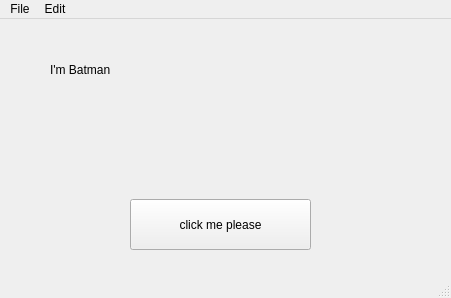
Above: test.ui from Bernardo-07/PyQt5-Tutorial before the change. Below: the same form after it.
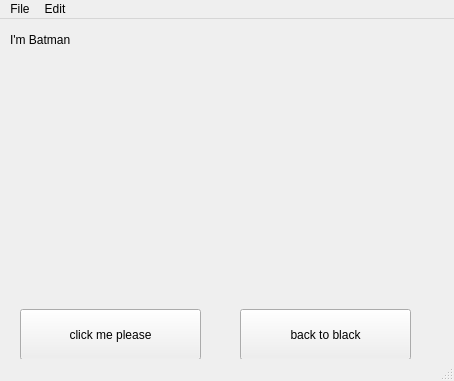
That is the form after the change. Icons and pictures are not drawn.

```diff
--- a/test.ui
+++ b/test.ui
@@ -6,8 +6,8 @@
    <rect>
     <x>0</x>
     <y>0</y>
-    <width>451</width>
-    <height>298</height>
+    <width>454</width>
+    <height>381</height>
    </rect>
   </property>
   <property name="windowTitle">
@@ -17,8 +17,8 @@
    <widget class="QPushButton" name="button1">
     <property name="geometry">
      <rect>
-      <x>130</x>
-      <y>180</y>
+      <x>20</x>
+      <y>290</y>
       <width>181</width>
       <height>51</height>
      </rect>
@@ -30,8 +30,8 @@
    <widget class="QLabel" name="label1">
     <property name="geometry">
      <rect>
-      <x>50</x>
-      <y>40</y>
+      <x>10</x>
+      <y>10</y>
       <width>81</width>
       <height>21</height>
      </rect>
@@ -40,13 +40,45 @@
      <string>I'm Batman</string>
     </property>
    </widget>
+   <widget class="QPushButton" name="pushButton">
+    <property name="geometry">
+     <rect>
+      <x>240</x>
+      <y>290</y>
+      <width>171</width>
+      <height>51</height>
+     </rect>
+    </property>
+    <property name="text">
+     <string>back to black</string>
+    </property>
+   </widget>
+   <widget class="QLabel" name="img">
+    <property name="geometry">
+     <rect>
+      <x>10</x>
+      <y>40</y>
+      <width>431</width>
+      <height>211</height>
+     </rect>
+    </property>
+    <property name="text">
+     <string/>
+    </property>
+    <property name="pixmap">
+     <pixmap>the-batman.jpg</pixmap>
+    </property>
+    <property name="scaledContents">
+     <bool>true</bool>
+    </property>
+   </widget>
   </widget>
   <widget class="QMenuBar" name="menubar">
    <property name="geometry">
     <rect>
      <x>0</x>
      <y>0</y>
-     <width>451</width>
+     <width>454</width>
      <height>21</height>
     </rect>
    </property>
```
